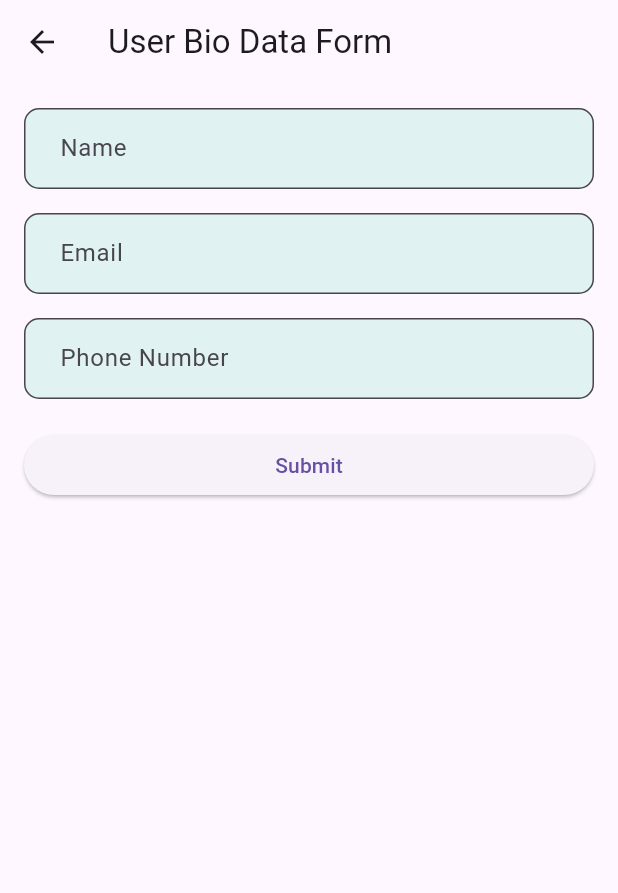
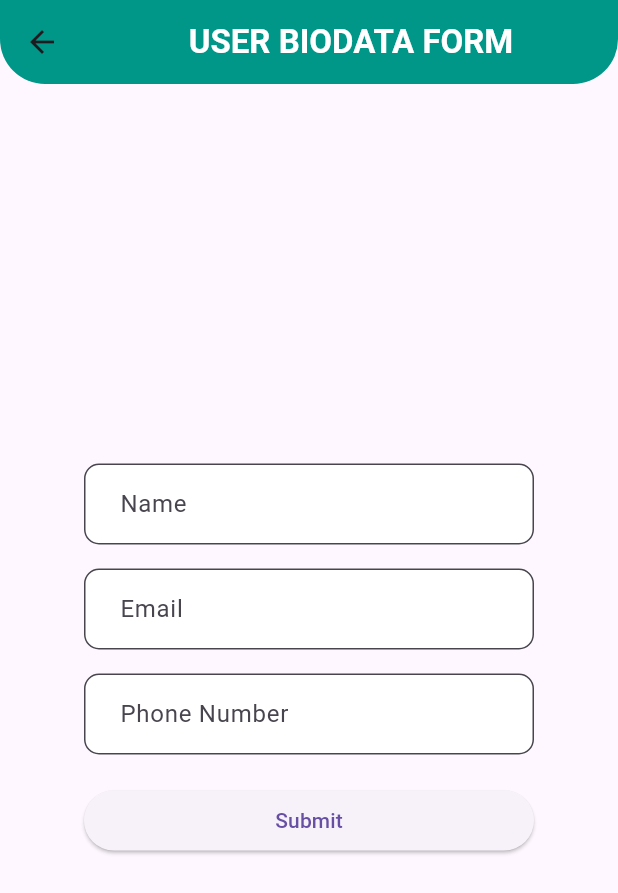
Before and after one commit to Group17-Recess/GROWGRAIL, a Flutter app: the UserBioDataForm screen opened directly, on a phone screen of 412 x 824 dp. Shown: the top 893 px of the screen. Run offline on Flutter 3.47's test engine with Material 3 defaults, Android fonts, the light colour scheme and no system bars; our stand-ins replace carousel_slider, cloud_firestore, firebase_core; missing offline and left inert: flutterwave_standard; accounts and stored records are empty.

Commit message:
designed the UI

```diff
--- a/lib/pages/biodata.dart
+++ b/lib/pages/biodata.dart
@@ -82,12 +82,26 @@ class _UserBioDataFormState extends State<UserBioDataForm> {
   Widget build(BuildContext context) {
     return Scaffold(
       appBar: AppBar(
-        title: Text('User Bio Data Form'),
+        backgroundColor: Colors.teal,
+        title: const Center(
+          child: Text(
+            'USER BIODATA FORM',
+            style: TextStyle(color: Colors.white, fontWeight: FontWeight.bold),
           ),
-      body: SingleChildScrollView(
-        padding: const EdgeInsets.all(16.0),
+        ),
+        shape: const RoundedRectangleBorder(
+          borderRadius: BorderRadius.vertical(
+            bottom: Radius.circular(30),
+          ),
+        ),
+      ),
+      body: Center(
+        child: SingleChildScrollView(
+          padding: const EdgeInsets.symmetric(horizontal: 16.0, vertical: 8.0), // Reduced top padding
           child: Form(
             key: _formKey,
+            child: Container(
+              width: 300, // Adjusted width
               child: Column(
                 crossAxisAlignment: CrossAxisAlignment.stretch,
                 children: [
@@ -140,6 +154,8 @@ class _UserBioDataFormState extends State<UserBioDataForm> {
               ),
             ),
           ),
+        ),
+      ),
     );
   }
 
@@ -160,7 +176,7 @@ class _UserBioDataFormState extends State<UserBioDataForm> {
           borderRadius: BorderRadius.circular(10),
         ),
         filled: true,
-        fillColor: Colors.teal[50],
+        fillColor: Colors.white,
       ),
       validator: validator,
     );
--- a/lib/pages/home.dart
+++ b/lib/pages/home.dart
@@ -65,7 +65,7 @@ class _MyHomePageState extends State<MyHomePage> {
         title: Center(
           child: const Text(
             'GROWGRAIL',
-            style: TextStyle(color: Colors.black, fontWeight: FontWeight.bold),
+            style: TextStyle(color: Colors.white, fontWeight: FontWeight.bold),
           ),
         ),
         shape: const RoundedRectangleBorder(
--- a/lib/pages/login_page.dart
+++ b/lib/pages/login_page.dart
@@ -96,7 +96,7 @@ class _LoginPageState extends State<LoginPage> {
                 ElevatedButton(
                   onPressed: _signIn,
                   style: ElevatedButton.styleFrom(
-                    backgroundColor: Colors.teal,
+                    backgroundColor: const Color.fromARGB(255, 173, 181, 180),
                     shape: RoundedRectangleBorder(
                       borderRadius: BorderRadius.circular(8.0),
                     ),
--- a/lib/pages/targetpage.dart
+++ b/lib/pages/targetpage.dart
@@ -12,7 +12,10 @@ class TargetPage extends StatelessWidget {
         child: AppBar(
           title: const Text(
             'WHAT WOULD YOU WANT TO SAVE FOR?',
-            style: TextStyle(fontWeight: FontWeight.bold), // Bold font
+            style: TextStyle(
+              fontWeight: FontWeight.bold,
+              color: Colors.white,
+            ), // Bold font
           ),
           backgroundColor: Colors.teal,
           elevation: 0,
```
Lines whose indentation alone changed are shown as unchanged.
